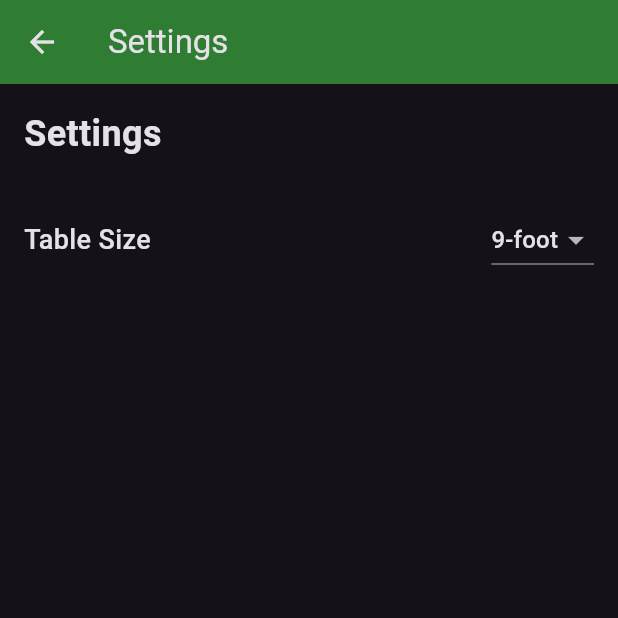
After one commit to uzbit/tableizer, a Flutter app: the SettingsScreen screen opened directly, on a phone screen of 412 x 824 dp, the top half of it. The commit adds this screen. Run offline on Flutter 3.47's test engine with Material 3 defaults, Android fonts, the phone set to English and light mode, and no system bars; our stand-ins replace wakelock_plus; missing offline and left inert: camerawesome, dart:ffi; statements that could not run were skipped.

Commit message:
working prototype end to end

```diff
--- /dev/null
+++ b/app/lib/screens/settings_screen.dart
@@ -0,0 +1,83 @@
+import 'package:flutter/material.dart';
+import '../services/settings_service.dart';
+
+class SettingsScreen extends StatefulWidget {
+  const SettingsScreen({super.key});
+
+  @override
+  State<SettingsScreen> createState() => _SettingsScreenState();
+}
+
+class _SettingsScreenState extends State<SettingsScreen> {
+  final SettingsService _settingsService = SettingsService();
+  late String _selectedTableSize;
+
+  @override
+  void initState() {
+    super.initState();
+    _selectedTableSize = _settingsService.tableSize;
+  }
+
+  @override
+  Widget build(BuildContext context) {
+    return Scaffold(
+      appBar: AppBar(
+        title: const Text('Settings'),
+        backgroundColor: Colors.green.shade800,
+      ),
+      body: Padding(
+        padding: const EdgeInsets.all(16.0),
+        child: Column(
+          crossAxisAlignment: CrossAxisAlignment.start,
+          children: [
+            const Text(
+              'Settings',
+              style: TextStyle(
+                fontSize: 24,
+                fontWeight: FontWeight.bold,
+              ),
+            ),
+            const SizedBox(height: 30),
+            Row(
+              mainAxisAlignment: MainAxisAlignment.spaceBetween,
+              children: [
+                const Text(
+                  'Table Size',
+                  style: TextStyle(
+                    fontSize: 18,
+                    fontWeight: FontWeight.w500,
+                  ),
+                ),
+                DropdownButton<String>(
+                  value: _selectedTableSize,
+                  items: const [
+                    DropdownMenuItem(
+                      value: '9-foot',
+                      child: Text('9-foot'),
+                    ),
+                    DropdownMenuItem(
+                      value: '8-foot',
+                      child: Text('8-foot'),
+                    ),
+                    DropdownMenuItem(
+                      value: '7-foot',
+                      child: Text('7-foot'),
+                    ),
+                  ],
+                  onChanged: (String? newValue) {
+                    if (newValue != null) {
+                      setState(() {
+                        _selectedTableSize = newValue;
+                      });
+                      _settingsService.setTableSize(newValue);
+                    }
+                  },
+                ),
+              ],
+            ),
+          ],
+        ),
+      ),
+    );
+  }
+}
--- /dev/null
+++ b/app/lib/services/settings_service.dart
@@ -0,0 +1,50 @@
+import 'dart:math' as math;
+
+class SettingsService {
+  static final SettingsService _instance = SettingsService._internal();
+  factory SettingsService() => _instance;
+  SettingsService._internal();
+
+  // Table size setting
+  String _tableSize = '9-foot';
+
+  String get tableSize => _tableSize;
+
+  void setTableSize(String size) {
+    _tableSize = size;
+  }
+
+  // Convert table size to inches (playing surface length)
+  double get tableSizeInches {
+    switch (_tableSize) {
+      case '9-foot':
+        return 100.0; // Standard 9-foot table playing surface
+      case '8-foot':
+        return 88.0;  // 8-foot table playing surface
+      case '7-foot':
+        return 76.0;  // 7-foot table playing surface
+      default:
+        return 100.0; // Default to 9-foot
+    }
+  }
+}
+
+class BallScaling {
+  static const double BALL_DIAMETER_INCHES = 2.25;
+  static const double MIN_RADIUS_PX = 4.0;
+
+  static double calculateBallRadius(double displayWidth, double displayHeight, double tableSizeInches) {
+    // Find the longest edge of the canonical table display
+    double longEdgePx = math.max(displayWidth, displayHeight);
+
+    // Calculate radius using the same formula as C++
+    double radius = longEdgePx * (BALL_DIAMETER_INCHES / tableSizeInches) / 2.0;
+
+    // Apply minimum radius constraint
+    return math.max(radius, MIN_RADIUS_PX);
+  }
+
+  static double calculateTextSize(double radius) {
+    return 0.7 * (radius / 8.0);
+  }
+}
--- a/app/pubspec.yaml
+++ b/app/pubspec.yaml
@@ -1,5 +1,5 @@
 name: app
-description: "Demo app for tableizer"
+description: "Tableizer - Pool table ball detection and analysis app"
 # The following line prevents the package from being accidentally published to
 # pub.dev using `flutter pub publish`. This is preferred for private packages.
 publish_to: 'none' # Remove this line if you wish to publish to pub.dev
```
Also changed, not shown: app/lib/controllers/ball_detection_controller.dart (+61 -1 lines), app/lib/screens/camera_screen.dart (+8 -2 lines), app/lib/screens/table_results_screen.dart (renamed from app/lib/screens/ball_results_screen.dart, +23 -3 lines), app/lib/widgets/table_ball_painter.dart (+13 -4 lines), 2 other files.
